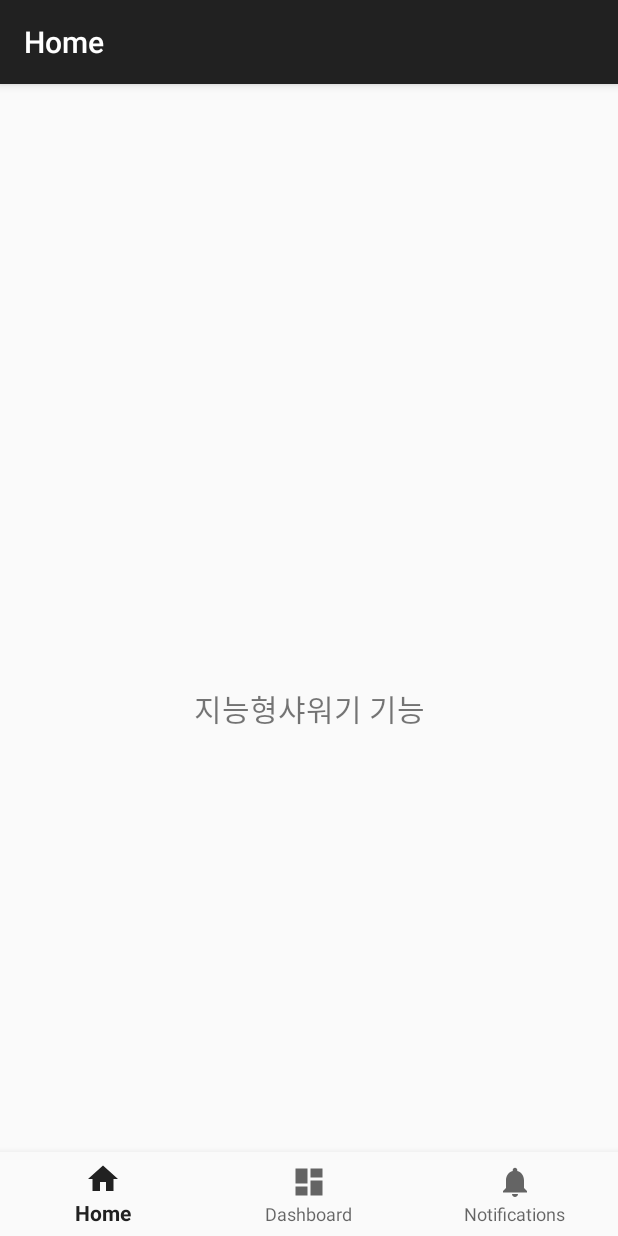
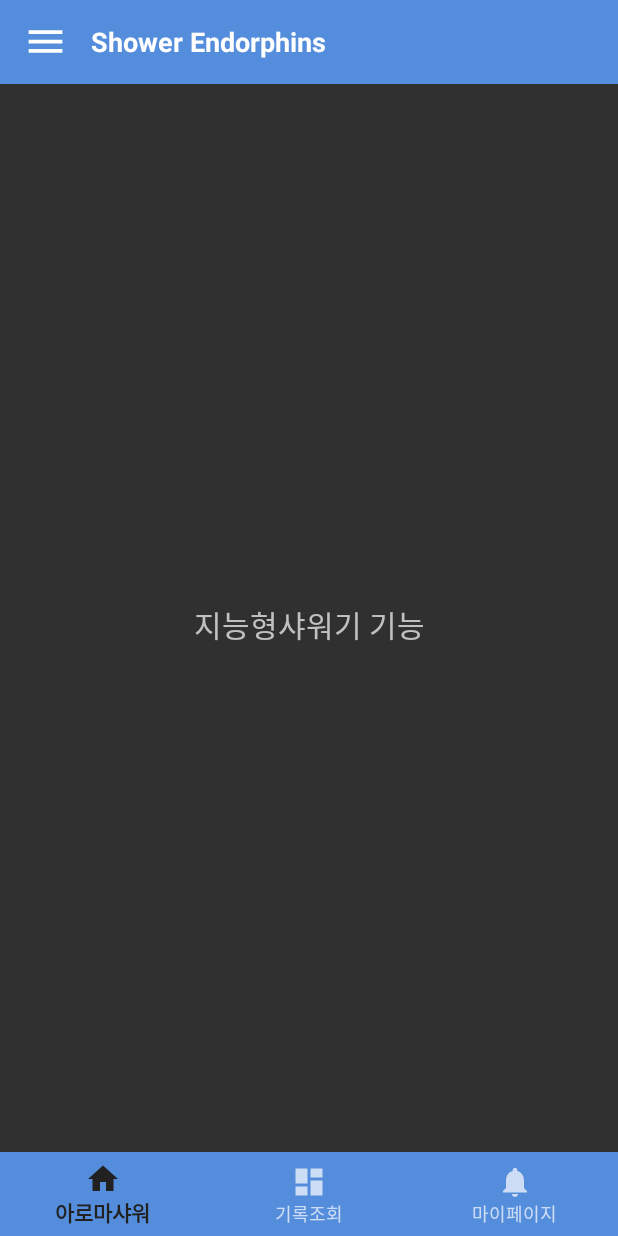
Before and after one commit to dclxxi/dclxxi-shower-booth-with-aromatherapy-application, an Android app: the screen it shows after launch (MainActivity), on a phone screen of 412 x 824 dp. Run offline under Robolectric (Android 15) with nearby library versions, the phone set to English and light mode, and no system bars; our stand-ins replace navigation-ui.

Commit message:
#5 ui: DrawerLayout 추가

```diff
--- a/app/src/main/AndroidManifest.xml
+++ b/app/src/main/AndroidManifest.xml
@@ -2,6 +2,7 @@
 <manifest xmlns:android="http://schemas.android.com/apk/res/android"
     xmlns:tools="http://schemas.android.com/tools"
     package="com.example.showerendorphins">
+    <!--        android:theme="@style/Theme.AppCompat.Light.DarkActionBar"-->
 
     <application
         android:allowBackup="true"
@@ -11,7 +12,7 @@
         android:label="@string/app_name"
         android:roundIcon="@mipmap/ic_launcher_round"
         android:supportsRtl="true"
-        android:theme="@style/Theme.AppCompat.Light.DarkActionBar"
+        android:theme="@style/Theme.AppCompat.NoActionBar"
         tools:targetApi="31">
         <activity
             android:name=".MainActivity"
--- a/app/src/main/java/com/example/showerendorphins/MainActivity.java
+++ b/app/src/main/java/com/example/showerendorphins/MainActivity.java
@@ -1,8 +1,11 @@
 package com.example.showerendorphins;
 
 import android.os.Bundle;
+import android.view.View;
 
 import androidx.appcompat.app.AppCompatActivity;
+import androidx.core.view.GravityCompat;
+import androidx.drawerlayout.widget.DrawerLayout;
 import androidx.navigation.NavController;
 import androidx.navigation.Navigation;
 import androidx.navigation.ui.AppBarConfiguration;
@@ -10,6 +13,7 @@ import androidx.navigation.ui.NavigationUI;
 
 import com.example.showerendorphins.databinding.ActivityMainBinding;
 import com.google.android.material.bottomnavigation.BottomNavigationView;
+import com.google.android.material.navigation.NavigationView;
 
 public class MainActivity extends AppCompatActivity {
 
@@ -18,9 +22,30 @@ public class MainActivity extends AppCompatActivity {
     @Override
     protected void onCreate(Bundle savedInstanceState) {
         super.onCreate(savedInstanceState);
+//        setContentView(R.layout.activity_main);
 
         binding = ActivityMainBinding.inflate(getLayoutInflater());
         setContentView(binding.getRoot());
+
+        /*SIDE menu*/
+        final DrawerLayout drawerLayout = findViewById(R.id.drawerLayout);
+        /*BOTTOM TAB*/
+        NavigationView navigationView = findViewById(R.id.navigationView);
+
+
+        findViewById(R.id.imageMenu).setOnClickListener(new View.OnClickListener() {
+            @Override
+            public void onClick(View view) {
+                // start에 지정된 Drawer 열기
+                drawerLayout.openDrawer(GravityCompat.START);
+            }
+        });
+        navigationView.setItemIconTintList(null);
+
+
+
+        /*main tab menu*/
+
 
         BottomNavigationView navView = findViewById(R.id.nav_view);
         // Passing each menu ID as a set of Ids because each
@@ -29,8 +54,11 @@ public class MainActivity extends AppCompatActivity {
                 R.id.navigation_home, R.id.navigation_dashboard, R.id.navigation_notifications)
                 .build();
         NavController navController = Navigation.findNavController(this, R.id.nav_host_fragment_activity_main);
-        NavigationUI.setupActionBarWithNavController(this, navController, appBarConfiguration);
+//        NavigationUI.setupActionBarWithNavController(this, navController, appBarConfiguration);
         NavigationUI.setupWithNavController(binding.navView, navController);
+
+
     }
 
+
 }
--- a/app/src/main/res/layout/activity_main.xml
+++ b/app/src/main/res/layout/activity_main.xml
@@ -1,6 +1,65 @@
 <?xml version="1.0" encoding="utf-8"?>
-<androidx.constraintlayout.widget.ConstraintLayout xmlns:android="http://schemas.android.com/apk/res/android"
+<androidx.drawerlayout.widget.DrawerLayout xmlns:android="http://schemas.android.com/apk/res/android"
     xmlns:app="http://schemas.android.com/apk/res-auto"
+    xmlns:tools="http://schemas.android.com/tools"
+    android:id="@+id/drawerLayout"
+    android:layout_width="match_parent"
+    android:layout_height="match_parent">
+
+    <androidx.constraintlayout.widget.ConstraintLayout
+        android:layout_width="match_parent"
+        android:layout_height="match_parent">
+
+        <LinearLayout
+            android:layout_width="match_parent"
+            android:layout_height="?actionBarSize"
+            android:background="@color/colorPrimaryText"
+            android:gravity="center_vertical"
+            android:orientation="horizontal"
+            android:paddingStart="15dp"
+            android:paddingEnd="15dp"
+            app:layout_constraintTop_toTopOf="parent">
+
+            <ImageView
+                android:id="@+id/imageMenu"
+                android:layout_width="30dp"
+                android:layout_height="30dp"
+                android:contentDescription="@string/app_name"
+                android:src="@drawable/ic_baseline_menu_48"/>
+
+            <TextView
+                android:id="@+id/textTitle"
+                android:layout_width="match_parent"
+                android:layout_height="wrap_content"
+                android:layout_marginLeft="15dp"
+                android:text="@string/app_name"
+                android:textColor="@color/white"
+                android:textSize="18sp"
+                android:textStyle="bold" />
+
+        </LinearLayout>
+
+        <fragment
+            android:id="@+id/nav_host_fragment_activity_main"
+            android:name="androidx.navigation.fragment.NavHostFragment"
+            android:layout_width="match_parent"
+            android:layout_height="match_parent"
+            app:defaultNavHost="true"
+            app:navGraph="@navigation/mobile_navigation2"
+            tools:layout_editor_absoluteX="0dp"
+            tools:layout_editor_absoluteY="0dp" />
+
+    </androidx.constraintlayout.widget.ConstraintLayout>
+
+    <com.google.android.material.navigation.NavigationView
+        android:id="@+id/navigationView"
+        android:layout_width="wrap_content"
+        android:layout_height="match_parent"
+        app:headerLayout="@layout/layout_navigation_header"
+        app:menu="@menu/navigation_menu"
+        android:layout_gravity="start"/>
+
+    <androidx.constraintlayout.widget.ConstraintLayout
         android:id="@+id/container"
         android:layout_width="match_parent"
         android:layout_height="match_parent"
@@ -12,24 +71,12 @@
             android:layout_height="wrap_content"
             android:layout_marginStart="0dp"
             android:layout_marginEnd="0dp"
-        android:background="?android:attr/windowBackground"
+            android:background="@color/colorPrimaryText"
             app:layout_constraintBottom_toBottomOf="parent"
             app:layout_constraintLeft_toLeftOf="parent"
             app:layout_constraintRight_toRightOf="parent"
             app:menu="@menu/bottom_nav_menu" />
 
-    <fragment
-        android:id="@+id/nav_host_fragment_activity_main"
-        android:name="androidx.navigation.fragment.NavHostFragment"
-        android:layout_width="match_parent"
-        android:layout_height="match_parent"
-        app:defaultNavHost="true"
-        app:layout_constraintBottom_toTopOf="@id/nav_view"
-        app:layout_constraintHorizontal_bias="0.0"
-        app:layout_constraintLeft_toLeftOf="parent"
-        app:layout_constraintRight_toRightOf="parent"
-        app:layout_constraintTop_toTopOf="parent"
-        app:layout_constraintVertical_bias="1.0"
-        app:navGraph="@navigation/mobile_navigation2" />
+    </androidx.constraintlayout.widget.ConstraintLayout>
 
-</androidx.constraintlayout.widget.ConstraintLayout>
+</androidx.drawerlayout.widget.DrawerLayout>
--- /dev/null
+++ b/app/src/main/res/menu/navigation_menu.xml
@@ -0,0 +1,30 @@
+<?xml version="1.0" encoding="utf-8"?>
+<menu xmlns:android="http://schemas.android.com/apk/res/android">
+    <item
+        android:id="@+id/nav_home"
+        android:icon="@drawable/ic_home_black_24dp"
+        android:title="home" />
+
+    <item android:title="remote">
+        <menu>
+            <item
+                android:id="@+id/menu1"
+                android:icon="@drawable/ic_menu_gallery"
+                android:title="menu1"/>
+            <item
+                android:id="@+id/menu2"
+                android:icon="@drawable/ic_menu_manage"
+                android:title="menu2"/>
+        </menu>
+    </item>
+
+    <item
+        android:id="@+id/menu3"
+        android:icon="@drawable/ic_menu_send"
+        android:title="menu3" />
+
+    <item
+        android:id="@+id/menu4"
+        android:icon="@drawable/ic_menu_share"
+        android:title="menu4" />
+</menu>
--- a/app/src/main/res/values/colors.xml
+++ b/app/src/main/res/values/colors.xml
@@ -7,4 +7,5 @@
     <color name="teal_700">#FF018786</color>
     <color name="black">#FF000000</color>
     <color name="white">#FFFFFFFF</color>
+    <color name="colorPrimaryText">#548DDC</color>
 </resources>
--- a/app/src/main/res/values/strings.xml
+++ b/app/src/main/res/values/strings.xml
@@ -12,7 +12,7 @@
     <string name="menu_gallery">Gallery</string>
     <string name="menu_slideshow">Slideshow</string>
     <string name="title_activity_main">MainActivity</string>
-    <string name="title_home">Home</string>
-    <string name="title_dashboard">Dashboard</string>
-    <string name="title_notifications">Notifications</string>
+    <string name="title_home">아로마샤워</string>
+    <string name="title_dashboard">기록조회</string>
+    <string name="title_notifications">마이페이지</string>
 </resources>
--- a/app/src/main/res/values/themes.xml
+++ b/app/src/main/res/values/themes.xml
@@ -1,6 +1,6 @@
 <resources xmlns:tools="http://schemas.android.com/tools">
     <!-- Base application theme. -->
-    <style name="Theme.ShowerEndorphins" parent="Theme.MaterialComponents.DayNight.DarkActionBar">
+    <style name="Theme.ShowerEndorphins" parent="Theme.MaterialComponents.DayNight.NoActionBar">
         <!-- Primary brand color. -->
         <item name="colorPrimary">@color/purple_500</item>
         <item name="colorPrimaryVariant">@color/purple_700</item>
@@ -12,6 +12,7 @@
         <!-- Status bar color. -->
         <item name="android:statusBarColor" tools:targetApi="l">?attr/colorPrimaryVariant</item>
         <!-- Customize your theme here. -->
+        <item name="android:windowBackground">#ffffff</item>
     </style>
 
     <style name="NoActionBar">
```
Also changed, not shown: app/build.gradle (+9 -0 lines), app/src/main/res/layout/layout_navigation_header.xml (added, +54 -0 lines), app/src/main/res/menu/sidemenu_button.xml (added, +7 -0 lines), app/src/main/res/drawable/logo.jpg (deleted). Lines whose indentation alone changed are shown as unchanged.
